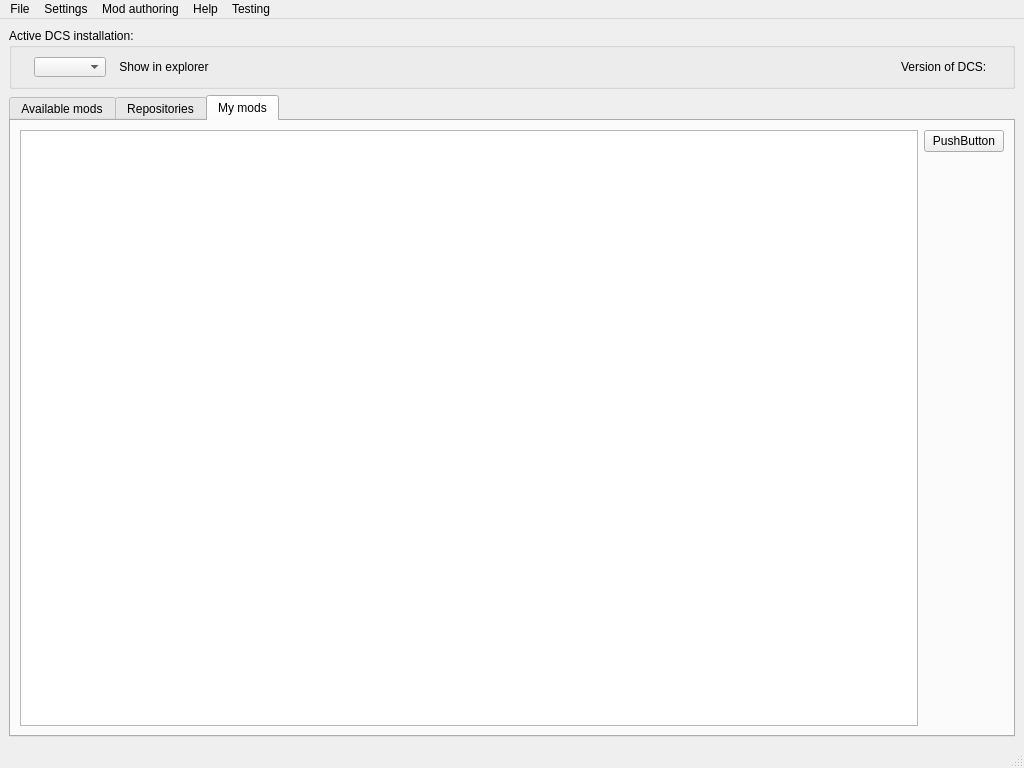
Before: the Qt Designer form src/ui/skeletons/main.ui in 132nd-etcher/EASI, drawn with Qt 5.
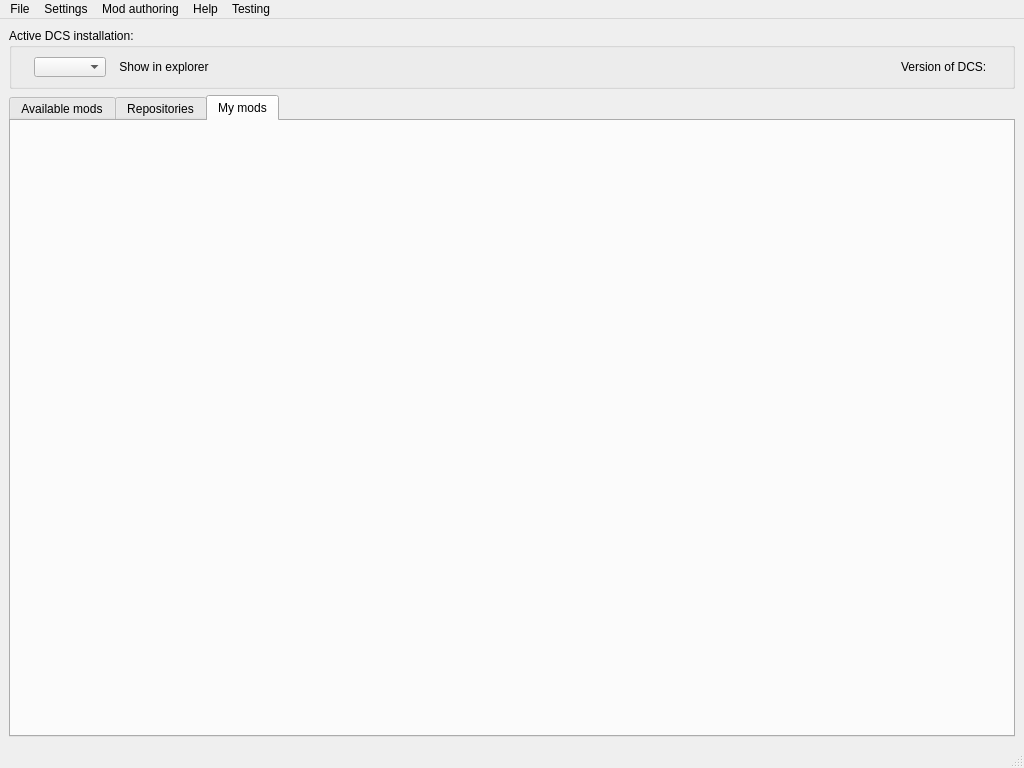
After: the same form once the commit is applied. Icons and pictures are not drawn.

Commit message: renamed MainUi tabs

Patch:
```diff
--- a/src/ui/skeletons/main.ui
+++ b/src/ui/skeletons/main.ui
@@ -173,35 +173,7 @@
        <attribute name="title">
         <string>My mods</string>
        </attribute>
-       <layout class="QHBoxLayout" name="horizontalLayout_3">
-        <item>
-         <widget class="QTableView" name="table_own_mods"/>
-        </item>
-        <item>
-         <layout class="QVBoxLayout" name="verticalLayout_4">
-          <item>
-           <widget class="QPushButton" name="pushButton_2">
-            <property name="text">
-             <string>PushButton</string>
-            </property>
-           </widget>
-          </item>
-          <item>
-           <spacer name="verticalSpacer_2">
-            <property name="orientation">
-             <enum>Qt::Vertical</enum>
-            </property>
-            <property name="sizeHint" stdset="0">
-             <size>
-              <width>20</width>
-              <height>40</height>
-             </size>
-            </property>
-           </spacer>
-          </item>
-         </layout>
-        </item>
-       </layout>
+       <layout class="QHBoxLayout" name="horizontalLayout_3"/>
       </widget>
      </widget>
     </item>
```
Left out of the diff: 6 changed lines with no effect on the pictures. The commit also changes 1 other file.
